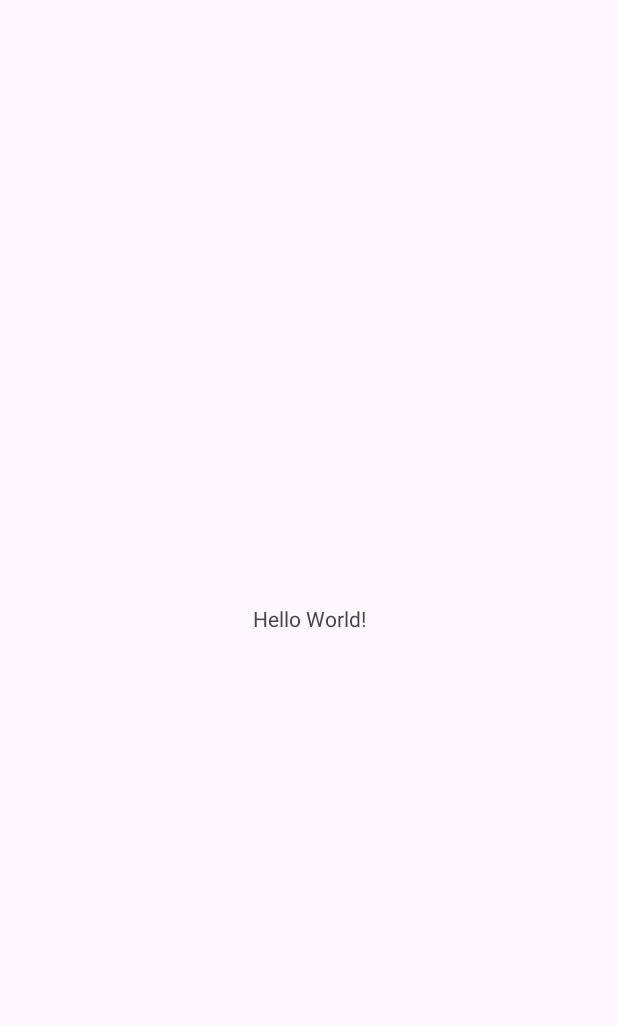
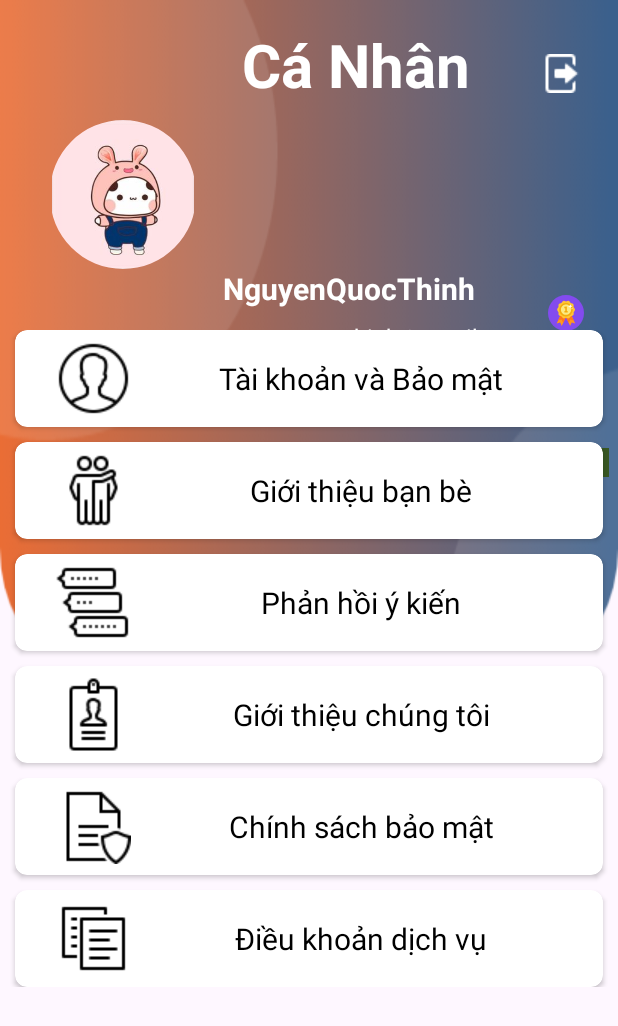
Before and after one commit to QuocThinhNguyen/AppDocTruyen, an Android app: the screen it shows after launch (MainActivity before the commit, TaiKhoan after it), on a phone screen of 412 x 824 dp. Before the commit the part shown is almost empty. Shown: the top 1026 px of the screen. Run offline under Robolectric (Android 15) with nearby library versions, the phone set to English and light mode, and no system bars.

Commit message:
Giao dien trang ca nhan

```diff
--- a/app/src/main/AndroidManifest.xml
+++ b/app/src/main/AndroidManifest.xml
@@ -13,10 +13,10 @@
         android:theme="@style/Theme.AppDocTruyen"
         tools:targetApi="31">
         <activity
-            android:name=".TaiKhoan"
+            android:name=".MainActivity"
             android:exported="false" />
         <activity
-            android:name=".MainActivity"
+            android:name=".TaiKhoan"
             android:exported="true">
             <intent-filter>
                 <action android:name="android.intent.action.MAIN" />
--- a/app/src/main/java/vn/iotstart/appdoctruyen/TaiKhoan.java
+++ b/app/src/main/java/vn/iotstart/appdoctruyen/TaiKhoan.java
@@ -11,5 +11,5 @@ public class TaiKhoan extends AppCompatActivity {
         super.onCreate(savedInstanceState);
         setContentView(R.layout.activity_tai_khoan);
     }
-    // test
+
 }
--- /dev/null
+++ b/app/src/main/res/drawable/ic_reward.xml
@@ -0,0 +1,14 @@
+<vector android:height="24dp" android:viewportHeight="64"
+    android:viewportWidth="64" android:width="24dp" xmlns:android="http://schemas.android.com/apk/res/android">
+    <path android:fillColor="#834BEF" android:pathData="M32,0c17.7,0 32,14.3 32,32S49.7,64 32,64S0,49.7 0,32S14.3,0 32,0z"/>
+    <path android:fillColor="#FF991F" android:pathData="M32.1,38.6l-7.7,16.3l-2.8,-5.8l-6.2,1.5l7.7,-16.2z"/>
+    <path android:fillColor="#FF761A" android:pathData="M33.4,35.9l-6.4,13.6l-2.8,-5.8l-6.3,1.5l6.4,-13.6z"/>
+    <path android:fillColor="#FF991F" android:pathData="M31.6,38.6l7.7,16.3l2.9,-5.8l6.2,1.5l-7.7,-16.2z"/>
+    <path android:fillColor="#FF761A" android:pathData="M30.4,35.9l6.4,13.6l2.8,-5.8l6.2,1.5l-6.4,-13.6z"/>
+    <path android:fillColor="#FFC533" android:pathData="M47.4,24.1l-1.3,-1.7c-0.4,-0.6 -0.7,-1.3 -0.6,-2v-0.1l0.1,-2c0,-1.4 -0.9,-2.7 -2.3,-3.1l-1.8,-0.5c-0.7,-0.2 -1.4,-0.7 -1.8,-1.3l-1,-1.6c-0.8,-1.2 -2.4,-1.8 -3.9,-1.2l-1.6,0.6c-0.4,0.1 -0.8,0.2 -1.1,0.2s-0.8,-0.1 -1.1,-0.2l-1.6,-0.6c-1.4,-0.5 -3,0 -3.9,1.2l-1,1.6c-0.4,0.6 -1,1.1 -1.8,1.3l-1.8,0.5c-1.4,0.4 -2.3,1.7 -2.3,3.1l0.1,2.1c0,0.5 -0.1,0.9 -0.2,1.3c-0.1,0.2 -0.2,0.4 -0.4,0.7l-1.3,1.7c-0.8,1.1 -0.8,2.7 0,3.8l1.3,1.7c0.2,0.2 0.3,0.4 0.4,0.7c0.2,0.4 0.3,0.9 0.2,1.3l-0.1,2.1c0,1.4 0.9,2.7 2.3,3.1l1.4,0.4l0.4,0.1c0.7,0.2 1.4,0.7 1.8,1.3l1,1.6c0.8,1.2 2.4,1.8 3.9,1.2l1.6,-0.6c0.6,-0.2 1.2,-0.3 1.8,-0.1c0,0 0,0 0,0c0.2,0 0.3,0.1 0.5,0.1l1.6,0.6c1.4,0.5 3,0 3.9,-1.2l1,-1.6c0.4,-0.6 1,-1.1 1.8,-1.3l1.8,-0.5c1.4,-0.4 2.3,-1.7 2.3,-3.1l-0.1,-2.1c0,-0.7 0.2,-1.4 0.6,-2l1.3,-1.7C48.2,26.8 48.2,25.2 47.4,24.1z"/>
+    <path android:fillColor="#F2AC0F" android:pathData="M43.9,24.6c0,0 0,-0.1 0,-0.1c-0.2,-1.5 -0.7,-2.9 -1.4,-4.2c-0.1,-0.2 -0.2,-0.4 -0.3,-0.6h0c-0.6,-1 -1.4,-1.9 -2.3,-2.7l0,0c-0.1,-0.1 -0.2,-0.2 -0.4,-0.3C37.4,15 34.8,14 32,14c-6.6,0 -12,5.4 -12,12c0,3.3 1.3,6.3 3.5,8.5c2.1,2.2 5.1,3.5 8.4,3.5c0,0 0.1,0 0.1,0c3.5,0 6.7,-1.5 8.9,-3.9c1.9,-2.1 3.1,-5 3.1,-8.1C44,25.5 44,25 43.9,24.6z"/>
+    <path android:fillColor="#FCEA81" android:pathData="M40.9,24.5c-0.1,-0.8 -0.4,-1.6 -0.7,-2.3c-0.5,-1.2 -1.3,-2.2 -2.3,-3C36.3,17.8 34.2,17 32,17c-5,0 -9,4 -9,9s4,9 9,9s9,-4 9,-9C41,25.5 41,25 40.9,24.5z"/>
+    <path android:fillColor="#F2AC0F" android:pathData="M35,28.5V31h-5.8v-2.5h1.5v-5.1H29v-2.3c0.4,0 0.7,-0.1 1.1,-0.1c0.4,-0.1 0.7,-0.2 1,-0.5h2.4v8H35z"/>
+    <path android:fillColor="#FFFFFF" android:pathData="M43.9,24.4c-0.7,-0.2 -1.2,-0.8 -1.2,-1.6h-0.1c0,0.9 -0.7,1.7 -1.7,1.7v0c0.9,0 1.7,0.7 1.7,1.7h0.1c0,-0.8 0.5,-1.4 1.2,-1.6c0.1,0 0.3,-0.1 0.4,-0.1v0C44.2,24.5 44,24.5 43.9,24.4z"/>
+    <path android:fillColor="#FFFFFF" android:pathData="M43.8,20c-0.6,0 -1.1,-0.1 -1.6,-0.3c-1.1,-0.5 -2,-1.5 -2.3,-2.7c-0.1,-0.3 -0.1,-0.7 -0.1,-1.1h-0.1c0,0.3 0,0.5 -0.1,0.8c-0.2,0.8 -0.6,1.6 -1.1,2.2c-0.2,0.1 -0.3,0.3 -0.5,0.4c-0.7,0.5 -1.5,0.8 -2.5,0.8c2.3,0 4.1,1.8 4.1,4.1h0.1c0,-0.7 0.2,-1.3 0.5,-1.9c0.2,-0.4 0.4,-0.7 0.7,-1c0.4,-0.4 1,-0.8 1.6,-1C42.9,20.1 43.4,20 43.8,20z"/>
+</vector>
--- a/app/src/main/res/layout/activity_tai_khoan.xml
+++ b/app/src/main/res/layout/activity_tai_khoan.xml
@@ -16,22 +16,27 @@
         <ImageView
             android:id="@+id/bg_top"
             android:layout_width="wrap_content"
-            android:layout_height="540px"
+            android:layout_height="650px"
             android:background="@drawable/top_background"
-            tools:ignore="MissingConstraints"
-            tools:layout_editor_absoluteX="0dp"
-            tools:layout_editor_absoluteY="0dp" />
+            app:layout_constraintBottom_toBottomOf="parent"
+            app:layout_constraintEnd_toEndOf="parent"
+            app:layout_constraintHorizontal_bias="0.0"
+            app:layout_constraintStart_toStartOf="parent"
+            app:layout_constraintTop_toTopOf="parent"
+            app:layout_constraintVertical_bias="1.0"
+            tools:ignore="MissingConstraints" />
 
         <TextView
             android:id="@+id/textView"
             android:layout_width="wrap_content"
             android:layout_height="wrap_content"
-            android:layout_marginTop="20dp"
+            android:layout_marginTop="16dp"
             android:text="Cá Nhân"
             android:textColor="@color/white"
             android:textSize="40dp"
             android:textStyle="bold"
             app:layout_constraintEnd_toEndOf="parent"
+            app:layout_constraintHorizontal_bias="0.621"
             app:layout_constraintStart_toStartOf="parent"
             app:layout_constraintTop_toTopOf="parent" />
 
@@ -40,16 +45,21 @@
             android:layout_width="97dp"
             android:layout_height="99dp"
 
+            android:layout_marginStart="33dp"
             android:layout_marginTop="80dp"
+            app:layout_constraintBottom_toBottomOf="parent"
             app:layout_constraintEnd_toEndOf="parent"
-            app:layout_constraintHorizontal_bias="0.105"
+            app:layout_constraintHorizontal_bias="0.0"
             app:layout_constraintStart_toStartOf="@+id/bg_top"
             app:layout_constraintTop_toTopOf="@+id/bg_top"
+
+            app:layout_constraintVertical_bias="0.0"
             app:shapeAppearanceOverlay="@style/circle"
             app:srcCompat="@drawable/avatar"
             tools:ignore="ImageContrastCheck" />
 
         <TextView
+            android:id="@+id/tx_username"
             android:layout_width="wrap_content"
             android:layout_height="wrap_content"
             android:layout_marginStart="115dp"
@@ -58,13 +68,28 @@
             android:textColor="@color/white"
             android:textSize="20dp"
             android:textStyle="bold"
-            android:id="@+id/tx_username"
             app:layout_constraintBottom_toBottomOf="parent"
             app:layout_constraintEnd_toEndOf="parent"
             app:layout_constraintHorizontal_bias="0.0"
             app:layout_constraintStart_toStartOf="@+id/imgAvatar"
             app:layout_constraintTop_toBottomOf="@+id/textView"
-            app:layout_constraintVertical_bias="0.8" />
+            app:layout_constraintVertical_bias="0.388" />
+
+        <TextView
+            android:id="@+id/tv_tongngaydiemdanh"
+            android:layout_width="wrap_content"
+            android:layout_height="wrap_content"
+            android:layout_gravity="center_vertical"
+            android:gravity="center"
+            android:text="7 Ngày"
+            android:textColor="@color/white"
+            android:textSize="12dp"
+            app:drawableTopCompat="@drawable/ic_reward"
+            app:layout_constraintBottom_toBottomOf="parent"
+            app:layout_constraintEnd_toEndOf="parent"
+            app:layout_constraintHorizontal_bias="0.957"
+            app:layout_constraintStart_toStartOf="parent"
+            app:layout_constraintTop_toTopOf="parent" />
 
         <TextView
             android:layout_width="wrap_content"
@@ -78,7 +103,7 @@
             app:layout_constraintHorizontal_bias="0.211"
             app:layout_constraintStart_toEndOf="@+id/imgAvatar"
             app:layout_constraintTop_toBottomOf="@+id/tx_username"
-            app:layout_constraintVertical_bias="0.026" />
+            app:layout_constraintVertical_bias="0.0" />
 
         <ImageView
             android:id="@+id/imageView"
@@ -92,86 +117,169 @@
             app:layout_constraintVertical_bias="0.088"
             app:srcCompat="@drawable/logout" />
 
+
+        <TextView
+            android:id="@+id/tv_tk_lv"
+            android:layout_width="45dp"
+            android:layout_height="wrap_content"
+            android:background="@color/green"
+            android:gravity="center"
+            android:text="Lv.5"
+            android:textColor="@color/white"
+            app:layout_constraintBottom_toBottomOf="parent"
+            app:layout_constraintEnd_toEndOf="parent"
+            app:layout_constraintHorizontal_bias="0.983"
+            app:layout_constraintStart_toStartOf="parent"
+            app:layout_constraintTop_toTopOf="parent"
+            app:layout_constraintVertical_bias="0.721" />
+
     </androidx.constraintlayout.widget.ConstraintLayout>
 
-    <androidx.constraintlayout.widget.ConstraintLayout
+    <LinearLayout
         android:layout_width="match_parent"
         android:layout_height="0dp"
-        android:layout_marginTop="210dp"
+        android:layout_marginTop="220dp"
+        android:orientation="vertical"
         app:layout_constraintStart_toStartOf="@+id/CsLayoutTop"
         app:layout_constraintTop_toTopOf="@+id/CsLayoutTop">
 
-        <LinearLayout
+        <androidx.cardview.widget.CardView
             android:layout_width="match_parent"
             android:layout_height="wrap_content"
-            android:orientation="vertical">
+            android:layout_marginLeft="10dp"
+            android:layout_marginTop="0dp"
+            android:layout_marginRight="10dp"
+            android:background="@color/white"
+            android:orientation="vertical"
+            app:cardCornerRadius="8dp">
 
-            <LinearLayout
+            <TextView
+                android:id="@+id/tv_taikhoan"
+                android:layout_width="match_parent"
+                android:layout_height="wrap_content"
+                android:layout_marginLeft="20dp"
+                android:padding="7dp"
+                android:gravity="center"
+                android:drawableStart="@drawable/account1"
+                android:text="Tài khoản và Bảo mật"
+                android:textColor="@color/black"
+                android:textSize="20dp" />
+        </androidx.cardview.widget.CardView>
+
+        <androidx.cardview.widget.CardView
             android:orientation="vertical"
             android:layout_width="match_parent"
-                android:layout_height="wrap_content">
-                <Button
+            android:layout_height="wrap_content"
+            app:cardCornerRadius="8dp"
+            android:layout_marginLeft="10dp"
+            android:layout_marginRight="10dp"
+            android:layout_marginTop="10dp"
+            android:background="@color/white">
+            <TextView
+                android:id="@+id/tv_gioithieu"
                 android:layout_width="match_parent"
                 android:layout_height="wrap_content"
-                    android:drawableStart="@drawable/account"
-                    android:drawableEnd="@drawable/arrow"
-                    android:id="@+id/btn_taiKhoanBaoMat"
-                    android:background="@null"
-                    android:text="Tài khoản và Bảo mật"/>
+                android:layout_marginLeft="20dp"
+                android:padding="7dp"
+                android:gravity="center"
+                android:drawableStart="@drawable/introduce_friend"
+                android:text="Giới thiệu bạn bè"
+                android:textColor="@color/black"
+                android:textSize="20dp" />
+        </androidx.cardview.widget.CardView>
 
-            </LinearLayout>
-
-            <LinearLayout
+        <androidx.cardview.widget.CardView
             android:orientation="vertical"
             android:layout_width="match_parent"
-                android:layout_height="wrap_content">
-
-                <Button
-                    android:id="@+id/btn_gioiThieuBanBe"
-                    android:text="Giới thiệu bạn bè"
-                    android:layout_marginBottom="0dp"
-                    android:layout_width="match_parent"
-                    android:layout_height="wrap_content" />
-                <Button
-                    android:id="@+id/btn_phanHoi"
-                    android:layout_marginBottom="0dp"
+            android:layout_height="wrap_content"
+            app:cardCornerRadius="8dp"
+            android:layout_marginLeft="10dp"
+            android:layout_marginRight="10dp"
+            android:layout_marginTop="10dp"
+            android:background="@color/white">
+            <TextView
+                android:id="@+id/tv_phanhoi"
                 android:layout_width="match_parent"
                 android:layout_height="wrap_content"
-                    android:text="Phản hồi ý kiến"/>
-                <Button
-                    android:id="@+id/btn_gioiThieu"
-                    android:layout_marginBottom="0dp"
+                android:layout_marginLeft="20dp"
+                android:padding="7dp"
+                android:gravity="center"
+                android:drawableStart="@drawable/feedback"
+                android:text="Phản hồi ý kiến"
+                android:textColor="@color/black"
+                android:textSize="20dp" />
+        </androidx.cardview.widget.CardView>
+
+        <androidx.cardview.widget.CardView
+            android:orientation="vertical"
             android:layout_width="match_parent"
             android:layout_height="wrap_content"
-                    android:text="Giới thiệu chúng tôi"/>
-            </LinearLayout>
+            app:cardCornerRadius="8dp"
+            android:layout_marginLeft="10dp"
+            android:layout_marginRight="10dp"
+            android:layout_marginTop="10dp"
+            android:background="@color/white">
 
-            <LinearLayout
+            <TextView
+                android:id="@+id/tv_gioithieuapp"
                 android:layout_width="match_parent"
                 android:layout_height="wrap_content"
-                android:orientation="vertical">
+                android:layout_marginLeft="20dp"
+                android:drawableStart="@drawable/introduce"
+                android:gravity="center"
+                android:padding="7dp"
+                android:text="Giới thiệu chúng tôi"
+                android:textColor="@color/black"
+                android:textSize="20dp" />
+        </androidx.cardview.widget.CardView>
 
-                <Button
-                    android:id="@+id/btn_chinhSach"
+        <androidx.cardview.widget.CardView
+            android:orientation="vertical"
             android:layout_width="match_parent"
             android:layout_height="wrap_content"
-                    android:text="Chính sách bảo mật"/>
-                <Button
-                    android:id="@+id/btn_dichVu"
+            app:cardCornerRadius="8dp"
+            android:layout_marginLeft="10dp"
+            android:layout_marginRight="10dp"
+            android:layout_marginTop="10dp"
+            android:background="@color/white">
+            <TextView
+                android:id="@+id/tv_chinhsach"
                 android:layout_width="match_parent"
                 android:layout_height="wrap_content"
-                    android:text="Điều khoản dịch vụ"/>
+                android:layout_marginLeft="20dp"
+                android:padding="7dp"
+                android:gravity="center"
+                android:drawableStart="@drawable/privacy_policy"
+                android:text="Chính sách bảo mật"
+                android:textColor="@color/black"
+                android:textSize="20dp" />
+        </androidx.cardview.widget.CardView>
 
-            </LinearLayout>
+        <androidx.cardview.widget.CardView
+            android:orientation="vertical"
+            android:layout_width="match_parent"
+            android:layout_height="wrap_content"
+            app:cardCornerRadius="8dp"
+            android:layout_marginLeft="10dp"
+            android:layout_marginRight="10dp"
+            android:layout_marginTop="10dp"
+            android:background="@color/white">
+            <TextView
+                android:id="@+id/tv_dieukhoan"
+                android:layout_width="match_parent"
+                android:layout_height="wrap_content"
+                android:layout_marginLeft="20dp"
+                android:padding="7dp"
+                android:gravity="center"
+                android:drawableStart="@drawable/terms_conditions"
+                android:text="Điều khoản dịch vụ"
+                android:textColor="@color/black"
+                android:textSize="20dp" />
+        </androidx.cardview.widget.CardView>
+
 
 
     </LinearLayout>
 
 
-
-
-
 </androidx.constraintlayout.widget.ConstraintLayout>
-
-
-</androidx.constraintlayout.widget.ConstraintLayout>
--- a/app/src/main/res/values/colors.xml
+++ b/app/src/main/res/values/colors.xml
@@ -2,4 +2,5 @@
 <resources>
     <color name="black">#FF000000</color>
     <color name="white">#FFFFFFFF</color>
+    <color name="green">#385723</color>
 </resources>
```
Also changed, not shown: app/src/main/res/drawable/account1.png (added), app/src/main/res/drawable/feedback.png (added), app/src/main/res/drawable/introduce.png (added), app/src/main/res/drawable/introduce_friend.png (added), app/src/main/res/drawable/privacy_policy.png (added), app/src/main/res/drawable/terms_conditions.png (added). Lines whose indentation alone changed are shown as unchanged.
